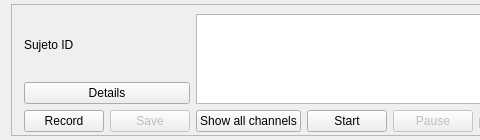
Before: the Qt Designer form GUI/subject_widget.ui in Couso99/EEG-Environment, drawn with Qt 5; both pictures show x 0 to 480 and y 0 to 140 of the 1200 by 140 pixel window.
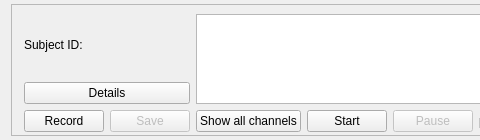
After: the same form once the commit is applied. Custom widgets are drawn as their Qt base class.

```diff
--- a/GUI/subject_widget.ui
+++ b/GUI/subject_widget.ui
@@ -56,11 +56,22 @@
       <item>
        <layout class="QVBoxLayout" name="verticalLayout_5">
         <item>
+         <layout class="QHBoxLayout" name="horizontalLayout_3">
+          <item>
          <widget class="QLabel" name="idLabel">
           <property name="text">
-           <string>Sujeto ID</string>
-          </property>
-         </widget>
+             <string>Subject ID:</string>
+            </property>
+           </widget>
+          </item>
+          <item>
+           <widget class="QLabel" name="subjectIdLabel">
+            <property name="text">
+             <string/>
+            </property>
+           </widget>
+          </item>
+         </layout>
         </item>
         <item>
          <widget class="QPushButton" name="detailsButton">
```
Lines whose indentation alone changed are shown as unchanged.
